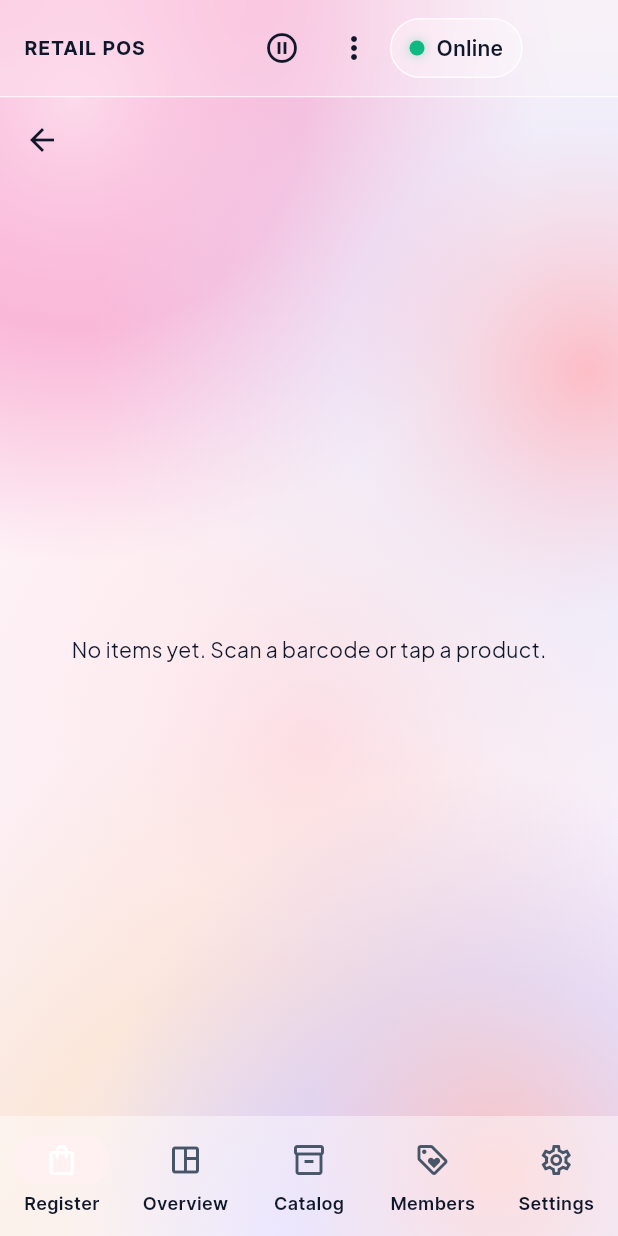
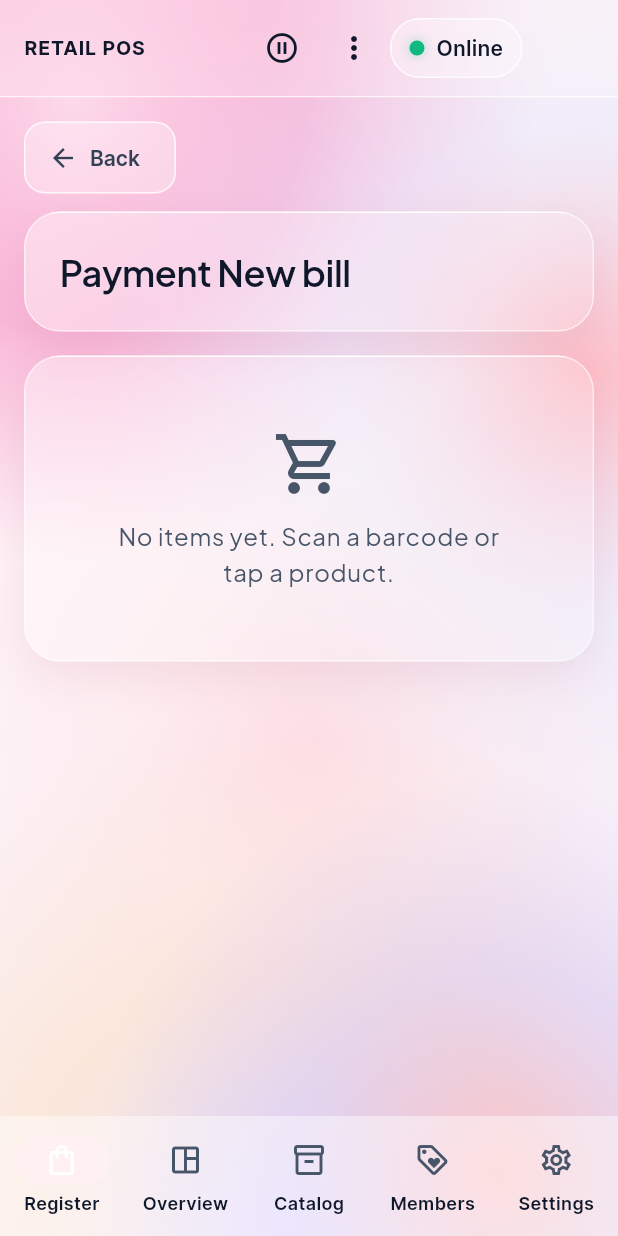
Before and after one commit to Kaitodshen/CashierA, a Flutter app: the PaymentScreen screen opened by its route, on a phone screen of 412 x 824 dp. Run offline on Flutter 3.47's test engine with Material 3 defaults, Android fonts, the phone set to English and light mode, and no system bars; drawn by our look-alikes of toastification; our stand-ins replace clock, connectivity_plus, drift, drift_flutter, file_picker, fl_chart and 9 more; missing offline and left inert: barcode, bcrypt, excel_plus, flutter_thermal_printer; accounts and stored records are empty; generated files the repository leaves out were written again; statements that could not run were skipped.

Commit message:
Redesign: payment split layout and QRIS glass dialog
Payment gets a Back header and two glass cards: the amount due (in rose),
tenders, remaining and change with Finish on one side, and method tiles
with the cart's icons, quick cash, amount, reference and Add or Create
QR on the other; one column on phones. The QRIS dialog is a GlassDialog.
All payment and QRIS keys and flows are unchanged.

Co-Authored-By: Claude Opus 5.5 <noreply@anthropic.com>
Claude-Session: https://claude.ai/code/session_012up6QxPcdAfCZ1ZkWAgkBR

```diff
--- a/app/lib/features/sell/presentation/payment_screen.dart
+++ b/app/lib/features/sell/presentation/payment_screen.dart
@@ -1,5 +1,9 @@
 import 'package:cashiera/app/app_mode.dart';
 import 'package:cashiera/core/design_system/tokens.dart';
+import 'package:cashiera/core/design_system/widgets/buttons.dart';
+import 'package:cashiera/core/design_system/widgets/empty_state.dart';
+import 'package:cashiera/core/design_system/widgets/flow.dart';
+import 'package:cashiera/core/design_system/widgets/glass.dart';
 import 'package:cashiera/core/design_system/widgets/toasts.dart';
 import 'package:cashiera/core/l10n/l10n.dart';
 import 'package:cashiera/core/pos/money_input.dart';
@@ -203,10 +207,23 @@ class _PaymentScreenState extends ConsumerState<PaymentScreen> {
     final cart = ref.watch(cartControllerProvider);
     if (bill == null || ctx == null || cart.isEmpty) {
       return Scaffold(
-        appBar: AppBar(
-          leading: BackButton(onPressed: () => context.go(AppRoutes.sell)),
+        body: ListView(
+          padding: const EdgeInsets.all(AppSpacing.lg),
+          children: [
+            FlowHeader(
+              title: l10n.payTitle(l10n.sellNewBill),
+              onBack: () => context.go(AppRoutes.sell),
+              backKey: const Key('pay-back'),
             ),
-        body: Center(child: Text(l10n.sellEmpty)),
+            const SizedBox(height: AppSpacing.lg),
+            GlassCard(
+              child: EmptyState(
+                icon: Icons.shopping_cart_outlined,
+                message: l10n.sellEmpty,
+              ),
+            ),
+          ],
+        ),
       );
     }
 
@@ -228,9 +245,8 @@ class _PaymentScreenState extends ConsumerState<PaymentScreen> {
     final method = _method;
     _applyInitial(options, remaining);
 
-    final summary = Card(
-      child: Padding(
-        padding: const EdgeInsets.all(AppSpacing.lg),
+    final summary = GlassCard(
+      level: GlassLevel.solid,
       child: Column(
         crossAxisAlignment: CrossAxisAlignment.stretch,
         children: [
@@ -240,6 +256,8 @@ class _PaymentScreenState extends ConsumerState<PaymentScreen> {
             key: const Key('pay-due'),
             style: theme.textTheme.displaySmall?.copyWith(
               fontWeight: FontWeight.w700,
+              color: AppColors.primary,
+              fontFeatures: const [FontFeature.tabularFigures()],
             ),
           ),
           if (cart.customer != null)
@@ -302,24 +320,21 @@ class _PaymentScreenState extends ConsumerState<PaymentScreen> {
               ),
             ),
           const SizedBox(height: AppSpacing.lg),
-            FilledButton(
+          PrimaryButton(
             key: const Key('pay-finish'),
-              style: FilledButton.styleFrom(
-                minimumSize: const Size.fromHeight(56),
-              ),
+            expand: true,
+            icon: Icons.check_circle_outline,
             onPressed: settlement.isComplete && !_busy
                 ? () => _finish(bill, settlement)
                 : null,
-              child: Text(l10n.payFinish),
+            label: l10n.payFinish,
           ),
         ],
       ),
-      ),
     );
 
-    final entry = Card(
-      child: Padding(
-        padding: const EdgeInsets.all(AppSpacing.lg),
+    final entry = GlassCard(
+      level: GlassLevel.solid,
       child: Column(
         crossAxisAlignment: CrossAxisAlignment.stretch,
         children: [
@@ -330,13 +345,11 @@ class _PaymentScreenState extends ConsumerState<PaymentScreen> {
             runSpacing: AppSpacing.sm,
             children: [
               for (final o in options)
-                  ChoiceChip(
+                _MethodTile(
                   key: Key('pay-method-${o.code}'),
-                    label: Text(o.name),
+                  option: o,
                   selected: method?.id == o.id,
-                    onSelected: remaining > 0
-                        ? (_) => _select(o, remaining)
-                        : null,
+                  onTap: remaining > 0 ? () => _select(o, remaining) : null,
                 ),
             ],
           ),
@@ -349,9 +362,7 @@ class _PaymentScreenState extends ConsumerState<PaymentScreen> {
                 spacing: AppSpacing.sm,
                 runSpacing: AppSpacing.sm,
                 children: [
-                    for (final (i, amount) in quickCashAmounts(
-                      remaining,
-                    ).indexed)
+                  for (final (i, amount) in quickCashAmounts(remaining).indexed)
                     ActionChip(
                       key: Key('pay-quick-$i'),
                       label: Text(
@@ -392,47 +403,54 @@ class _PaymentScreenState extends ConsumerState<PaymentScreen> {
             ],
             const SizedBox(height: AppSpacing.md),
             if (method.gateway != null)
-                FilledButton.icon(
+              PrimaryButton(
                 key: const Key('pay-qris-create'),
+                expand: true,
                 onPressed: () =>
                     _gateway(method, parseRupiah(_amount.text) ?? 0),
-                  icon: const Icon(Icons.qr_code_2),
-                  label: Text(l10n.payQrisCreate),
+                icon: Icons.qr_code_2,
+                label: l10n.payQrisCreate,
               )
             else
-                FilledButton.tonal(
+              SecondaryButton(
                 key: const Key('pay-add'),
                 onPressed: () =>
                     _addTender(method, parseRupiah(_amount.text) ?? 0),
-                  child: Text(l10n.payAdd(method.name)),
+                icon: Icons.add,
+                label: l10n.payAdd(method.name),
               ),
           ],
         ],
       ),
-      ),
     );
 
-    final wide = MediaQuery.sizeOf(context).width >= 900;
+    // The shell's top bar stays; this is the payment flow.
     return Scaffold(
-      appBar: AppBar(
-        leading: BackButton(onPressed: () => context.go(AppRoutes.sell)),
-        title: Text(l10n.payTitle(cart.orderNumber ?? l10n.sellNewBill)),
+      body: Align(
+        alignment: Alignment.topCenter,
+        child: ConstrainedBox(
+          constraints: const BoxConstraints(maxWidth: 1200),
+          child: ListView(
+            padding: const EdgeInsets.all(AppSpacing.lg),
+            children: [
+              FlowHeader(
+                title: l10n.payTitle(cart.orderNumber ?? l10n.sellNewBill),
+                onBack: () => context.go(AppRoutes.sell),
+                backKey: const Key('pay-back'),
               ),
-      body: SafeArea(
-        child: wide
-            ? Padding(
-                padding: const EdgeInsets.all(AppSpacing.lg),
-                child: Row(
+              const SizedBox(height: AppSpacing.lg),
+              LayoutBuilder(
+                builder: (context, c) => c.maxWidth >= 900
+                    ? Row(
                         crossAxisAlignment: CrossAxisAlignment.start,
                         children: [
-                    Expanded(child: SingleChildScrollView(child: summary)),
+                          Expanded(child: summary),
                           const SizedBox(width: AppSpacing.lg),
-                    Expanded(child: SingleChildScrollView(child: entry)),
+                          Expanded(child: entry),
                         ],
-                ),
                       )
-            : ListView(
-                padding: const EdgeInsets.all(AppSpacing.lg),
+                    : Column(
+                        crossAxisAlignment: CrossAxisAlignment.stretch,
                         children: [
                           entry,
                           const SizedBox(height: AppSpacing.md),
@@ -440,6 +458,70 @@ class _PaymentScreenState extends ConsumerState<PaymentScreen> {
                         ],
                       ),
               ),
+            ],
+          ),
+        ),
+      ),
     );
   }
 }
+
+/// A payment method as a glass tile; the selected one is soft rose.
+class _MethodTile extends StatelessWidget {
+  const new({
+    required this.option,
+    required this.selected,
+    required this.onTap,
+    super.key,
+  });
+
+  final PaymentOption option;
+  final bool selected;
+  final VoidCallback? onTap;
+
+  @override
+  Widget build(BuildContext context) {
+    final color = selected ? AppColors.primary : AppColors.textSecondary;
+    return Opacity(
+      opacity: onTap == null ? 0.5 : 1,
+      child: Material(
+        color: selected
+            ? AppColors.primarySoft
+            : AppColors.white.withValues(alpha: 0.6),
+        shape: RoundedRectangleBorder(
+          borderRadius: BorderRadius.circular(AppRadius.control),
+          side: BorderSide(
+            color: selected ? AppColors.primary : AppColors.hairline,
+          ),
+        ),
+        child: InkWell(
+          customBorder: RoundedRectangleBorder(
+            borderRadius: BorderRadius.circular(AppRadius.control),
+          ),
+          onTap: onTap,
+          child: ConstrainedBox(
+            constraints: const BoxConstraints(minWidth: 96, minHeight: 64),
+            child: Padding(
+              padding: const EdgeInsets.symmetric(
+                horizontal: AppSpacing.md,
+                vertical: AppSpacing.sm,
+              ),
+              child: Column(
+                mainAxisSize: MainAxisSize.min,
+                mainAxisAlignment: MainAxisAlignment.center,
+                children: [
+                  Icon(tenderIcon(option.kind), color: color),
+                  const SizedBox(height: AppSpacing.xs),
+                  Text(
+                    option.name,
+                    style: TextStyle(fontWeight: FontWeight.w600, color: color),
+                  ),
+                ],
+              ),
+            ),
+          ),
+        ),
+      ),
+    );
+  }
+}
```
Also changed, not shown: app/lib/features/sell/presentation/cart_panel.dart (+11 -8 lines), app/lib/features/sell/presentation/qris_dialog.dart (+9 -4 lines), 2 other files. Lines whose indentation alone changed are shown as unchanged.
